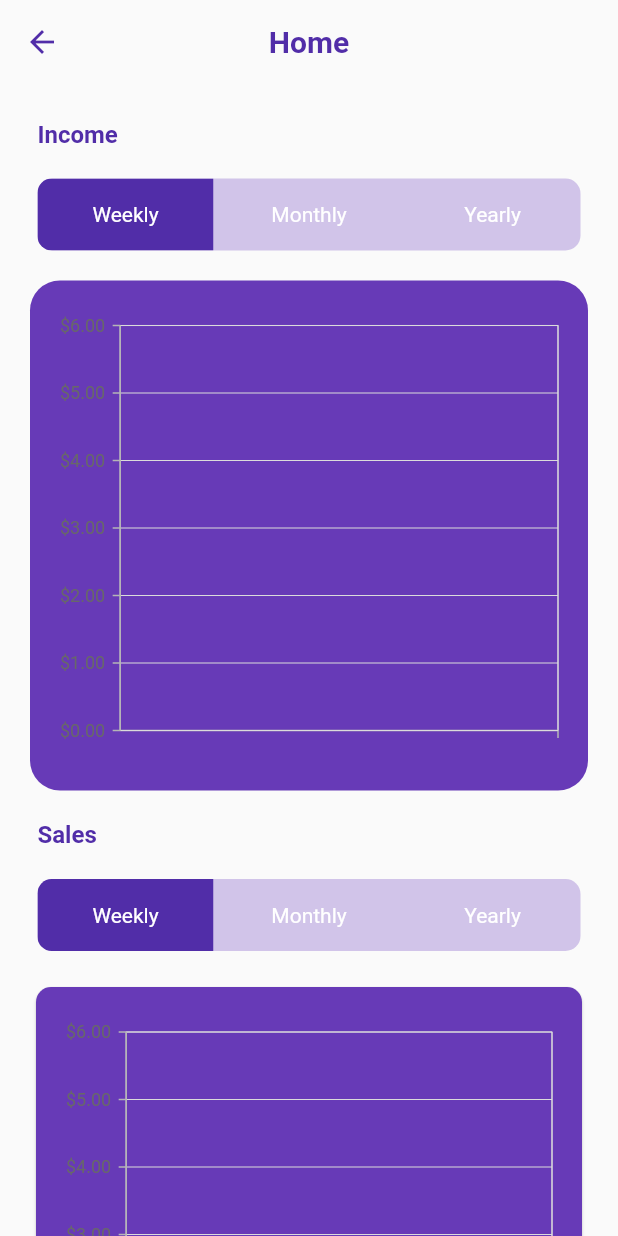
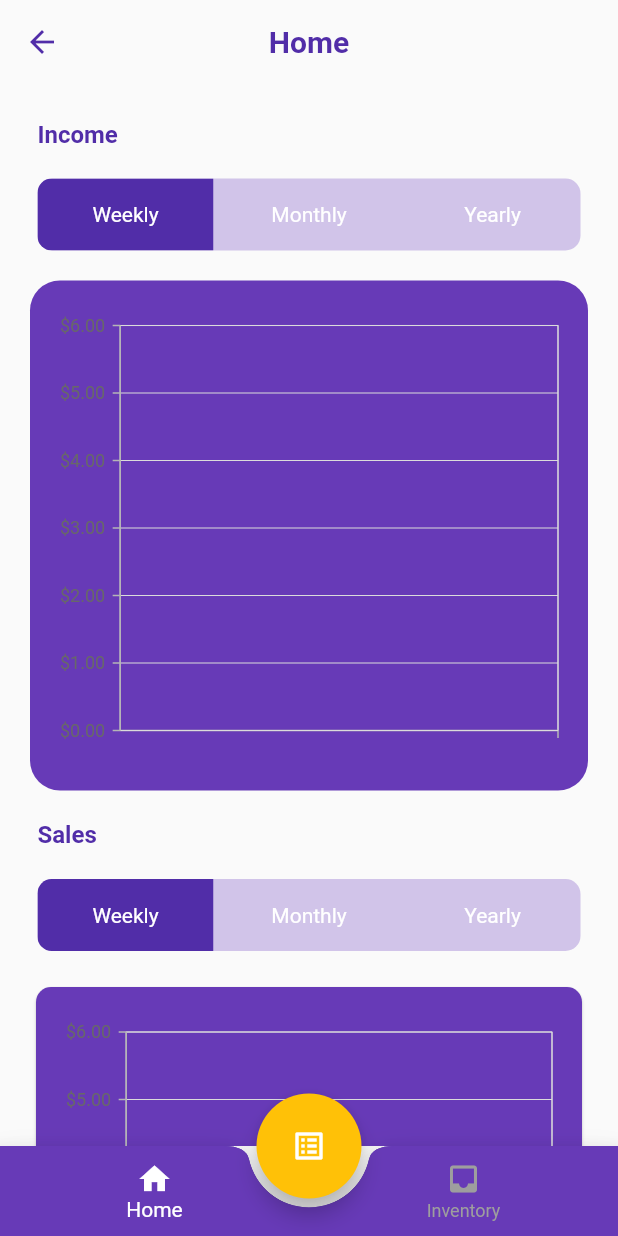
Before and after one commit to ktlyee/Stock-Management-App, a Flutter app: the AddOrderPage screen opened directly, after a tap on "Submit", on a phone screen of 412 x 824 dp. Run offline on Flutter 3.47's test engine with Material 2 defaults, Android fonts, the phone set to English and light mode, and no system bars; our stand-ins replace cloud_firestore, firebase_core, firebase_storage, image_picker, syncfusion_flutter_charts, syncfusion_flutter_datagrid; missing offline and left inert: ml_algo, ml_dataframe, syncfusion_flutter_core; accounts and stored records are empty.

Commit message:
[UPDATE] route page

```diff
--- a/lib/add_order.dart
+++ b/lib/add_order.dart
@@ -5,6 +5,7 @@ import 'package:csc344_project/service/database.dart';
 import 'package:csc344_project/style/color.dart';
 import 'package:csc344_project/style/font_style.dart';
 import 'package:csc344_project/widgets/appbar.dart';
+import 'package:csc344_project/widgets/bottom_navigation_bar.dart';
 import 'package:csc344_project/widgets/button_widget.dart';
 import 'package:csc344_project/widgets/stepper.dart';
 import 'package:flutter/material.dart';
@@ -85,8 +86,8 @@ class _AddOrderPageState extends State<AddOrderPage> {
                         color: CollectionsColors.purple,
                       ),
                       child: ExpansionTile(
-                        collapsedIconColor: CollectionsColors.white,
-                        iconColor: CollectionsColors.white,
+                        // collapsedIconColor: CollectionsColors.white,
+                        // iconColor: CollectionsColors.white,
                         title: Text(
                           categories[index],
                           style: FontCollection.bodyBoldTextStyle,
@@ -109,7 +110,6 @@ class _AddOrderPageState extends State<AddOrderPage> {
                   width: MediaQuery.of(context).size.width,
                   onPressed: () {
                     soldProducts.removeWhere((p) => p['amount'] == 0);
-
                     soldItems.date = date;
                     soldItems.totalIncome = totalIncome;
                     soldItems.products = soldProducts;
@@ -121,7 +121,7 @@ class _AddOrderPageState extends State<AddOrderPage> {
 
                     Navigator.of(context).push(
                       MaterialPageRoute(
-                        builder: (context) => HomePage(),
+                        builder: (context) => NavigationBar(),
                       ),
                     );
                   },
```
